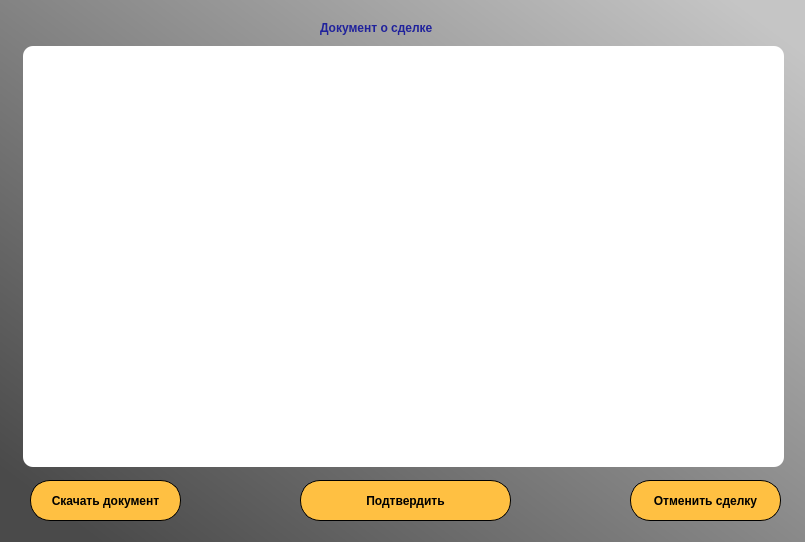
First picture: the form in Interfaces/UI/ClientWindows/ConfirmDealWindow.ui, repository Student7751/CourseWork, before the edit.
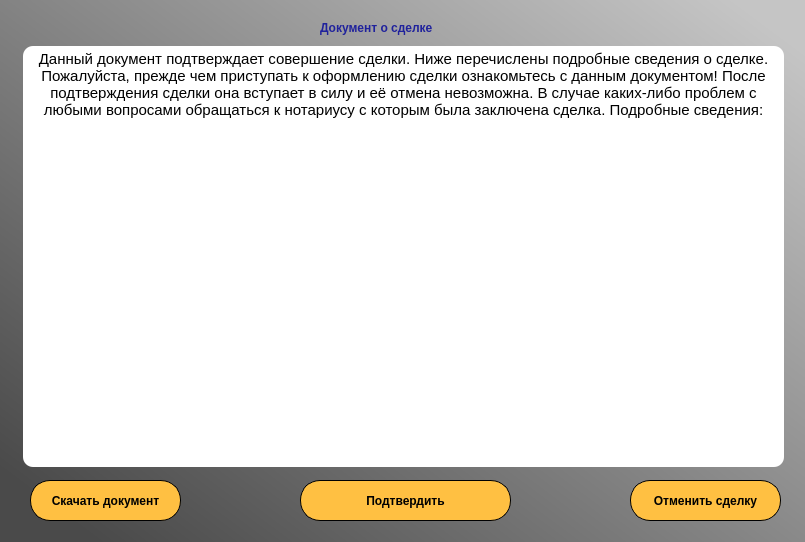
Second picture: the form after the edit.

What changed in the file:
```diff
--- a/Interfaces/UI/ClientWindows/ConfirmDealWindow.ui
+++ b/Interfaces/UI/ClientWindows/ConfirmDealWindow.ui
@@ -46,6 +46,13 @@
     <property name="readOnly">
      <bool>true</bool>
     </property>
+    <property name="html">
+     <string>&lt;!DOCTYPE HTML PUBLIC &quot;-//W3C//DTD HTML 4.0//EN&quot; &quot;http://www.w3.org/TR/REC-html40/strict.dtd&quot;&gt;
+&lt;html&gt;&lt;head&gt;&lt;meta name=&quot;qrichtext&quot; content=&quot;1&quot; /&gt;&lt;style type=&quot;text/css&quot;&gt;
+p, li { white-space: pre-wrap; }
+&lt;/style&gt;&lt;/head&gt;&lt;body style=&quot; font-family:'MS Shell Dlg 2'; font-size:7.8pt; font-weight:400; font-style:normal;&quot;&gt;
+&lt;p align=&quot;center&quot; style=&quot; margin-top:0px; margin-bottom:0px; margin-left:0px; margin-right:0px; -qt-block-indent:0; text-indent:0px;&quot;&gt;&lt;span style=&quot; font-size:11pt;&quot;&gt;Данный документ подтверждает совершение сделки. Ниже перечислены подробные сведения о сделке. Пожалуйста, прежде чем приступать к оформлению сделки ознакомьтесь с данным документом! После подтверждения сделки она вступает в силу и её отмена невозможна. В случае каких-либо проблем с любыми вопросами обращаться к нотариусу с которым была заключена сделка. Подробные сведения:&lt;/span&gt;&lt;/p&gt;&lt;/body&gt;&lt;/html&gt;</string>
+    </property>
     <property name="textInteractionFlags">
      <set>Qt::NoTextInteraction</set>
     </property>
@@ -55,12 +62,13 @@
      <rect>
       <x>320</x>
       <y>20</y>
-      <width>141</width>
+      <width>161</width>
       <height>16</height>
      </rect>
     </property>
     <property name="font">
      <font>
+      <pointsize>9</pointsize>
       <weight>75</weight>
       <bold>true</bold>
      </font>
```
Left out of the diff: 12 changed lines with no effect on the pictures.
